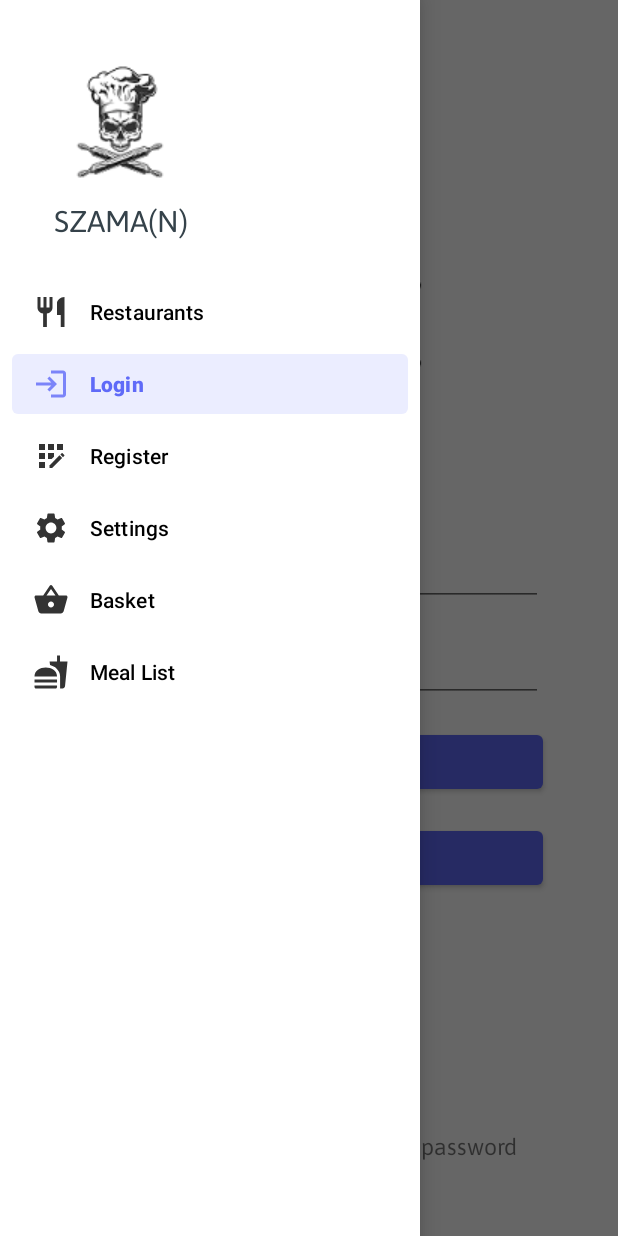
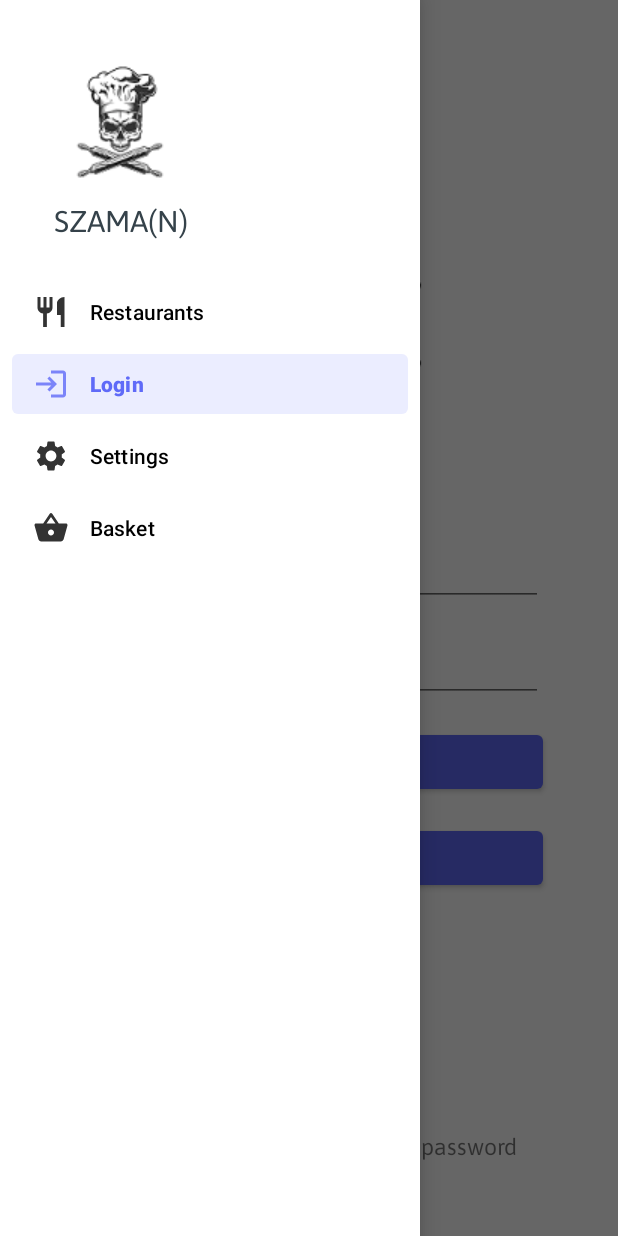
Before and after one commit to 34308/Aplikacja_Mobilna_2022, an Android app: the screen it shows after launch (MainActivity), with the side drawer open, on a phone screen of 412 x 824 dp. Run offline under Robolectric (Android 15) with nearby library versions, the phone set to English and light mode, and no system bars; our stand-ins replace navigation-ui.

Commit message:
poprawa elementow drawer

```diff
--- a/app/src/main/res/menu/activity_main_drawer.xml
+++ b/app/src/main/res/menu/activity_main_drawer.xml
@@ -13,10 +13,6 @@
             android:icon="@drawable/ic_login"
             android:title="@string/menu_login" />
         <item
-            android:id="@+id/nav_register"
-            android:icon="@drawable/ic_register"
-            android:title="@string/menu_register" />
-        <item
             android:id="@+id/nav_settings"
             android:icon="@drawable/ic_settings"
             android:title="@string/menu_settings" />
@@ -24,9 +20,5 @@
             android:id="@+id/nav_summary"
             android:icon="@drawable/ic_basket"
             android:title="@string/basket" />
-        <item
-            android:id="@+id/meal_list"
-            android:icon="@drawable/ic_meals"
-            android:title="@string/menu_meal_list" />
     </group>
 </menu>
```
